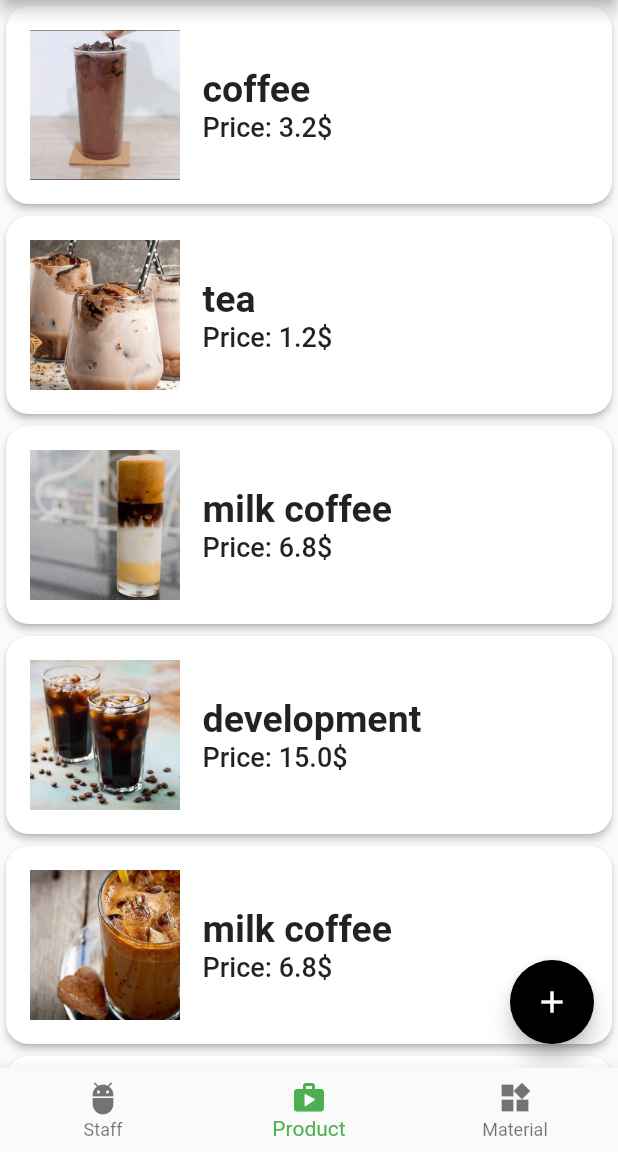
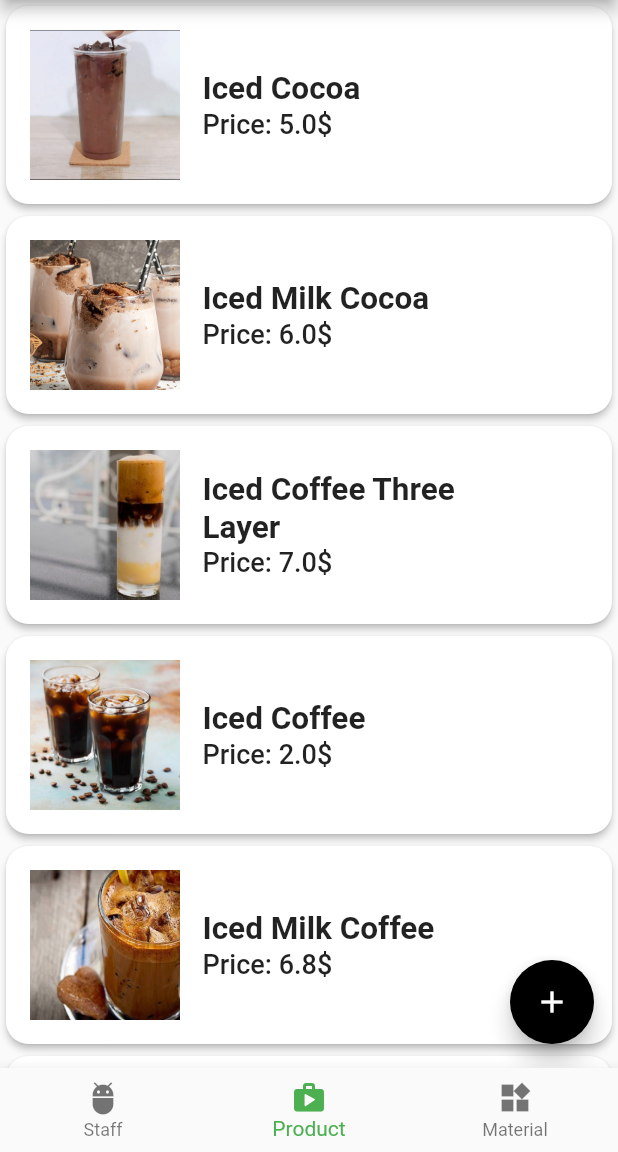
Before and after one commit to 22-23Sem2-Courses/ct48403-project-HoaiNang, a Flutter app: the screen it shows after launch, item 2 of the bottom bar chosen, on a phone screen of 412 x 824 dp, the part 84-1236 px from its top. Run offline on Flutter 3.47's test engine with Material 2 defaults, Android fonts, the light colour scheme and no system bars; our stand-ins replace flutter_speed_dial, google_fonts; Roboto replaces fonts that are missing (Palatino).

Commit message:
Cap nhap du lieu cung

```diff
--- a/lib/ui/products/product_item.dart
+++ b/lib/ui/products/product_item.dart
@@ -61,14 +61,16 @@ class ProductItem extends StatelessWidget {
             const SizedBox(
               width: 15,
             ),
-            Column(
+            SizedBox(
+              width: 200,
+              child: Column(
                 mainAxisAlignment: MainAxisAlignment.center,
                 crossAxisAlignment: CrossAxisAlignment.start,
                 children: [
                   Text(
                     product.name,
                     style: const TextStyle(
-                    fontSize: 25,
+                      fontSize: 21,
                       fontWeight: FontWeight.w700,
                       fontFamily: 'Palatino',
                     ),
@@ -82,6 +84,7 @@ class ProductItem extends StatelessWidget {
                     ),
                   )
                 ],
+              ),
             )
           ],
         ),
--- a/lib/ui/products/product_manager.dart
+++ b/lib/ui/products/product_manager.dart
@@ -5,102 +5,102 @@ class ProductManager with ChangeNotifier {
   final List<Product> _items = [
     Product(
         id: 'p1',
-        name: 'coffee',
-        price: 3.20,
+        name: 'Iced Cocoa',
+        price: 5.00,
         imgUrl: 'assets/product/1.png',
         desc: 'Sanr pham nay ngon !!!'),
     Product(
         id: 'p2',
-        name: 'tea',
-        price: 1.20,
+        name: 'Iced Milk Cocoa',
+        price: 6.00,
         imgUrl: 'assets/product/2.jpg',
         desc: 'Sanr pham nay ngon !!!'),
     Product(
         id: 'p3',
-        name: 'milk coffee',
-        price: 6.80,
+        name: 'Iced Coffee Three Layer',
+        price: 7.00,
         imgUrl: 'assets/product/3.jpg',
         desc: 'Sanr pham nay ngon !!!'),
     Product(
       id: 'p4',
-      name: 'development',
-      price: 15.00,
+      name: 'Iced Coffee',
+      price: 2.00,
       imgUrl: 'assets/product/4.png',
       desc: 'Sanr pham nay ngon !!!',
     ),
     Product(
         id: 'p5',
-        name: 'milk coffee',
+        name: 'Iced Milk Coffee',
         price: 6.80,
         imgUrl: 'assets/product/5.jpg',
         desc: 'Sanr pham nay ngon !!!'),
     Product(
       id: 'p6',
-      name: 'milk coffee',
+      name: 'Iced Fresh Milk Coffee',
       price: 6.80,
       imgUrl: 'assets/product/6.jpg',
       desc: 'Sanr pham nay ngon !!!',
     ),
     Product(
       id: 'p7',
-      name: 'milk coffee',
-      price: 6.80,
+      name: 'Passion Fruit',
+      price: 5.00,
       imgUrl: 'assets/product/7.jpg',
       desc: 'Sanr pham nay ngon !!!',
     ),
     Product(
       id: 'p8',
-      name: 'milk coffee',
-      price: 6.80,
+      name: 'Coconut Water',
+      price: 6.50,
       imgUrl: 'assets/product/8.jpg',
       desc: 'Sanr pham nay ngon !!!',
     ),
     Product(
       id: 'p9',
-      name: 'milk coffee',
+      name: 'Lipton',
       price: 6.80,
       imgUrl: 'assets/product/9.jpg',
       desc: 'Sanr pham nay ngon !!!',
     ),
     Product(
       id: 'p10',
-      name: 'milk coffee',
-      price: 6.80,
+      name: 'Light Coffee',
+      price: 5.00,
       imgUrl: 'assets/product/10.jpg',
       desc: 'Sanr pham nay ngon !!!',
     ),
     Product(
       id: 'p11',
-      name: 'milk coffee',
-      price: 6.80,
+      name: 'Fight Milo',
+      price: 5.50,
       imgUrl: 'assets/product/11.jpg',
       desc: 'Sanr pham nay ngon !!!',
     ),
     Product(
       id: 'p12',
-      name: 'milk coffee',
-      price: 6.80,
+      name: 'Iced Fresh Water',
+      price: 4.30,
       imgUrl: 'assets/product/12.jpg',
       desc: 'Sanr pham nay ngon !!!',
     ),
     Product(
       id: 'p13',
-      name: 'milk coffee',
-      price: 6.80,
+      name: 'Orange Juice',
+      price: 2.80,
       imgUrl: 'assets/product/13.jpg',
       desc: 'Sanr pham nay ngon !!!',
     ),
     Product(
       id: 'p14',
-      name: 'milk coffee',
-      price: 6.80,
+      name: 'Iced Pennywort',
+      price: 3.80,
       imgUrl: 'assets/product/14.png',
       desc: 'Sanr pham nay ngon !!!',
     ),
     Product(
       id: 'p15',
-      name: 'milk coffee',
-      price: 6.80,
+      name: 'Peach Tea',
+      price: 4.80,
       imgUrl: 'assets/product/15.jpg',
       desc: 'Sanr pham nay ngon !!!',
     ),
```
Lines whose indentation alone changed are shown as unchanged.
